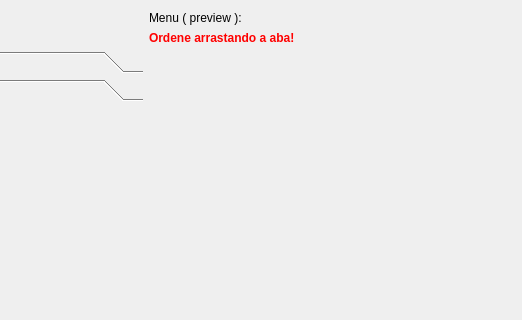
Qt form DsgTools/Modules/acquisitionMenu/uis/menuEditorDialog.ui (dsgoficial/DsgTools) before a commit; both pictures show x 391 to 913 and y 0 to 320 of the 913 by 659 pixel window.
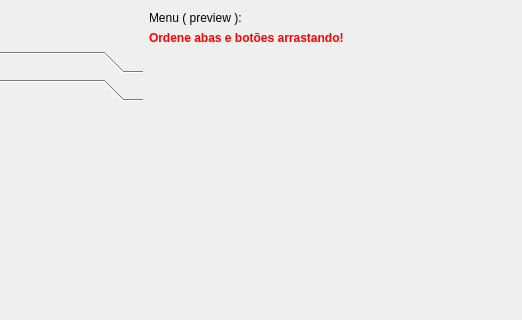
The same form after that commit. The open tabs and pages were chosen to show the change.

Commit message: add sort button

The edit to the form file:
```diff
--- a/DsgTools/Modules/acquisitionMenu/uis/menuEditorDialog.ui
+++ b/DsgTools/Modules/acquisitionMenu/uis/menuEditorDialog.ui
@@ -161,7 +161,7 @@
    <item row="1" column="1">
     <widget class="QLabel" name="label_3">
      <property name="text">
-      <string>&lt;span style=&quot;color:red&quot;&gt;&lt;b&gt;Ordene arrastando a aba!&lt;/b&gt;&lt;/span&gt;</string>
+      <string>&lt;span style=&quot;color:red&quot;&gt;&lt;b&gt;Ordene abas e botões arrastando!&lt;/b&gt;&lt;/span&gt;</string>
      </property>
     </widget>
    </item>
```
Left out of the diff: 6 changed lines with no effect on the pictures. The commit also changes 3 other files.
